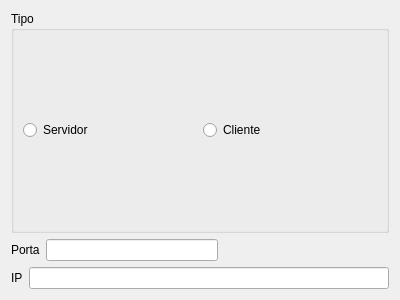
Old version of the form conexao.ui in the repository LuisEduardoER/batalha-naval.
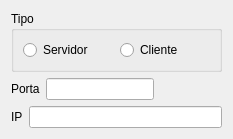
New version of the form.

Diff of the .ui file:
```diff
--- a/conexao.ui
+++ b/conexao.ui
@@ -6,8 +6,8 @@
    <rect>
     <x>0</x>
     <y>0</y>
-    <width>400</width>
-    <height>300</height>
+    <width>233</width>
+    <height>128</height>
    </rect>
   </property>
   <property name="sizePolicy">
@@ -22,6 +22,12 @@
   <layout class="QVBoxLayout" name="verticalLayout_2">
    <item>
     <widget class="QGroupBox" name="groupBox">
+     <property name="sizePolicy">
+      <sizepolicy hsizetype="Preferred" vsizetype="Minimum">
+       <horstretch>0</horstretch>
+       <verstretch>0</verstretch>
+      </sizepolicy>
+     </property>
      <property name="title">
       <string>Tipo</string>
      </property>
```
